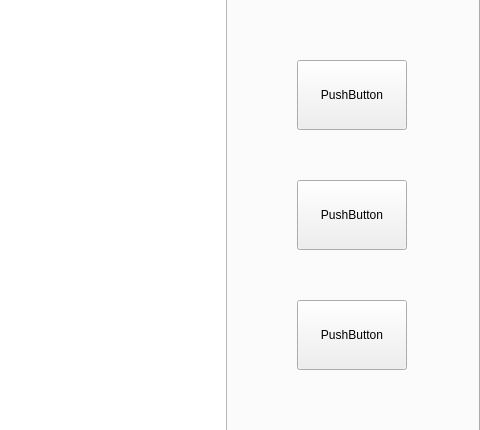
Above: Hotel_management_System/system_management.ui from st2eam/-Rookie-mutual-carry before the change; both pictures show x 555 to 1035 and y 112 to 542 of the 1035 by 706 pixel window. Below: the same form after it.
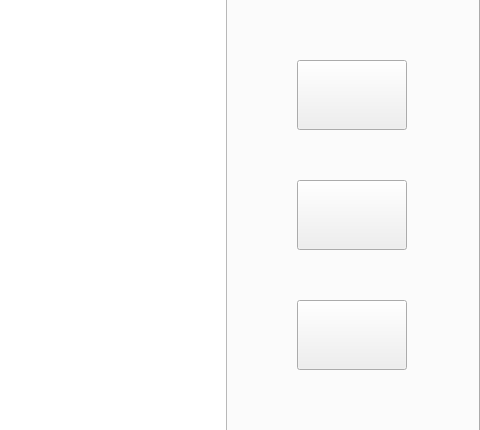
That is the form after the change.

What changed in the file:
```diff
--- a/Hotel_management_System/system_management.ui
+++ b/Hotel_management_System/system_management.ui
@@ -60,7 +60,7 @@
       </rect>
      </property>
      <property name="text">
-      <string>PushButton</string>
+      <string/>
      </property>
     </widget>
     <widget class="QPushButton" name="pushButton_6">
@@ -73,7 +73,7 @@
       </rect>
      </property>
      <property name="text">
-      <string>PushButton</string>
+      <string/>
      </property>
     </widget>
     <widget class="QPushButton" name="pushButton_5">
@@ -86,7 +86,7 @@
       </rect>
      </property>
      <property name="text">
-      <string>PushButton</string>
+      <string/>
      </property>
     </widget>
     <widget class="QTableView" name="tableView">
```
